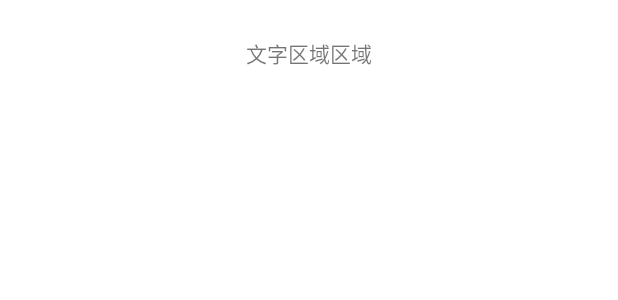
After one commit to sunnnydaydev/SlideConflict, an Android app: the layout item_simple_text.xml on its own in the app's theme, with its tools: preview values and no code run, on a phone screen of 412 x 824 dp. The commit adds this screen. Shown: the top 300 px of the screen. Run offline under Robolectric (Android 15) with nearby library versions, the phone set to English and light mode, and no system bars.

Commit message:
写了一点

```diff
--- /dev/null
+++ b/app/src/main/res/layout/item_simple_text.xml
@@ -0,0 +1,26 @@
+<?xml version="1.0" encoding="utf-8"?>
+<layout xmlns:android="http://schemas.android.com/apk/res/android"
+    xmlns:app="http://schemas.android.com/apk/res-auto"
+    xmlns:tools="http://schemas.android.com/tools">
+
+    <data>
+
+    </data>
+
+    <androidx.constraintlayout.widget.ConstraintLayout
+        android:layout_width="match_parent"
+        android:layout_height="70dp">
+
+        <androidx.appcompat.widget.AppCompatTextView
+            app:layout_constraintStart_toStartOf="parent"
+            app:layout_constraintTop_toTopOf="parent"
+            app:layout_constraintEnd_toEndOf="parent"
+            app:layout_constraintBottom_toBottomOf="parent"
+            android:id="@+id/tvText"
+            android:layout_width="wrap_content"
+            android:layout_height="wrap_content"
+            android:gravity="center"
+            tools:text="@string/text_area"/>
+
+    </androidx.constraintlayout.widget.ConstraintLayout>
+</layout>
--- a/app/src/main/res/values/strings.xml
+++ b/app/src/main/res/values/strings.xml
@@ -4,4 +4,5 @@
     <string name="new_ui">newUI</string>
     <string name="tv_desc">非常好看的风景呀</string>
     <string name="slide_conflict">slideConflict</string>
+    <string name="text_area">文字区域区域</string>
 </resources>
```
Also changed, not shown: app/src/main/java/com/carry/slideconflict/SlideConflictActivity.kt (+26 -3 lines), app/src/main/java/com/carry/slideconflict/items/OuterItem.kt (+21 -1 lines), app/src/main/java/com/carry/slideconflict/items/SimpleTextItem.kt (added, +26 -0 lines), app/src/main/res/layout/item_outer.xml (added, +34 -0 lines).
